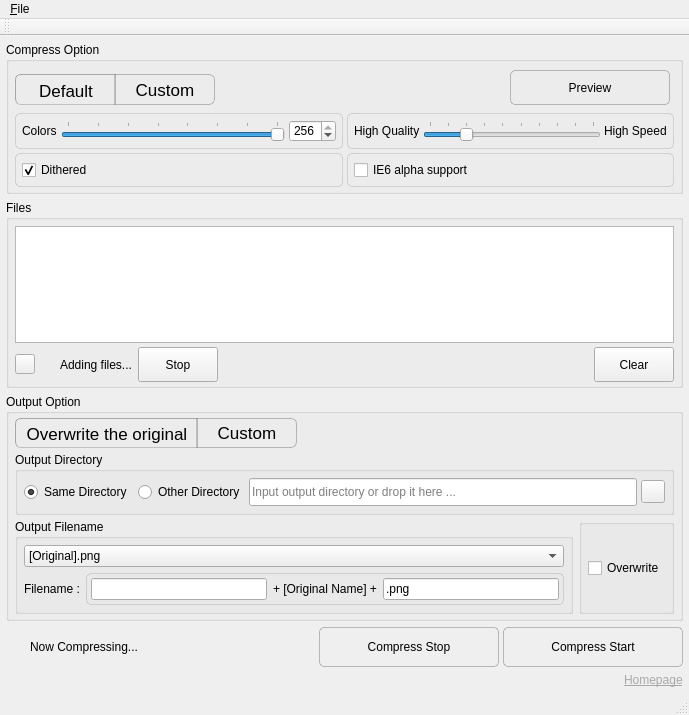
First picture: the form in src/pngyumainwindow.ui, repository nukesaq88/Pngyu, before the edit.
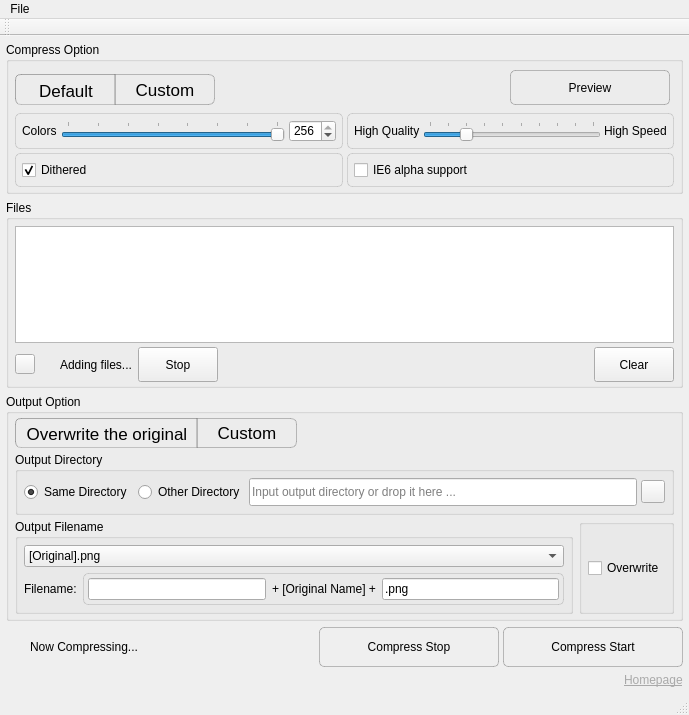
Second picture: the form after the edit. Icons and pictures are not drawn. Custom widgets are drawn as their Qt base class.

Diff of the .ui file:
```diff
--- a/src/pngyumainwindow.ui
+++ b/src/pngyumainwindow.ui
@@ -310,7 +310,7 @@
                 <item>
                  <widget class="QLabel" name="label_custom_filename">
                   <property name="text">
-                   <string>Filename :</string>
+                   <string>Filename:</string>
                   </property>
                  </widget>
                 </item>
@@ -1143,7 +1143,7 @@
    </property>
    <widget class="QMenu" name="menuPngyu">
     <property name="title">
-     <string>&amp;File</string>
+     <string>File</string>
     </property>
     <addaction name="action_preferences"/>
     <addaction name="action_quit"/>
```
Left out of the diff: 16 changed lines with no effect on the pictures.
